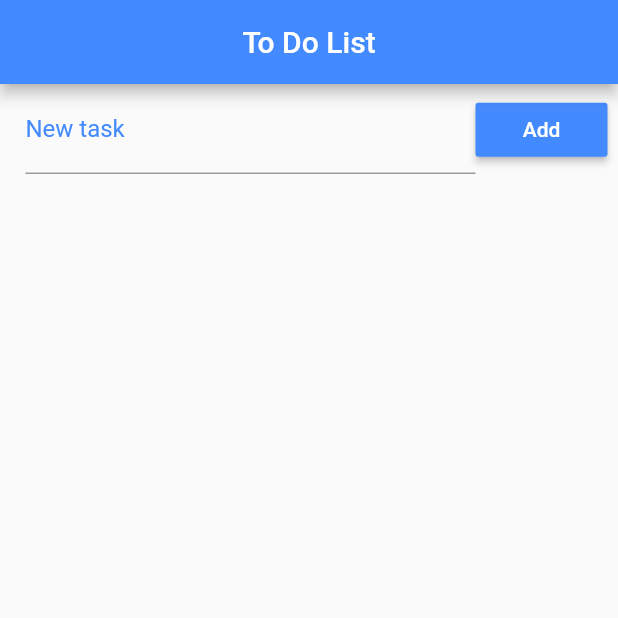
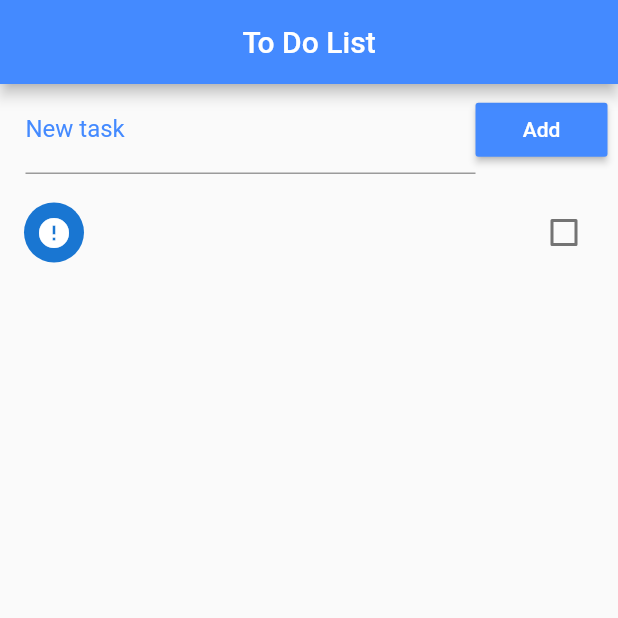
Before and after one commit to Alexz96/todo_list, a Flutter app: the screen it shows after launch, after a tap on "Add", on a phone screen of 412 x 824 dp, the top half of it. Run offline on Flutter 3.47's test engine with Material 2 defaults, Android fonts, the phone set to English and light mode, and no system bars.

Commit message:
Creation of the List and the UI for it. Saving and recovering the info from the list and also saving permanently to the file.

```diff
--- a/lib/main.dart
+++ b/lib/main.dart
@@ -17,7 +17,31 @@ class Home extends StatefulWidget {
 
 class _HomeState extends State<Home> {
 
+  final _toDoController = TextEditingController();
   List _toDoList = [];
+
+
+  @override
+  void initState() {
+    super.initState();
+
+    _readData().then((data) {
+      setState(() {
+        _toDoList = json.decode(data);
+      });
+    });
+  }
+
+  void _addToDo() {
+    setState(() {
+      Map<String, dynamic> newToDo = Map();
+      newToDo["title"] = _toDoController.text;
+      _toDoController.text  ="";
+      newToDo["ok"] = false;
+      _toDoList.add(newToDo);
+      _saveData();
+    });
+  }
 
   @override
   Widget build(BuildContext context) {
@@ -35,6 +59,7 @@ class _HomeState extends State<Home> {
               children: <Widget>[
                 Expanded(
                   child: TextField(
+                    controller: _toDoController,
                     decoration: InputDecoration(
                         labelText: "New task",
                         labelStyle: TextStyle(color: Colors.blueAccent)
@@ -45,10 +70,30 @@ class _HomeState extends State<Home> {
                   color: Colors.blueAccent,
                   child: Text("Add"),
                   textColor: Colors.white,
-                  onPressed: (){},
+                  onPressed: _addToDo,
                 )
               ],
             ),
+          ),
+          Expanded(
+            child: ListView.builder(
+              padding: EdgeInsets.only(top: 10.0),
+              itemCount: _toDoList.length,
+              itemBuilder: (context, index) { // Anonymous function
+                return CheckboxListTile(
+                  title: Text(_toDoList[index]["title"]),
+                  value: _toDoList[index]["ok"],
+                  secondary: CircleAvatar(
+                    child: Icon(_toDoList[index]["ok"] ? // Ternary operation
+                    Icons.check : Icons.error),),
+                  onChanged: (check) {
+                    setState(() {
+                      _toDoList[index]["ok"] = check;
+                      _saveData();
+                    });
+                },
+                );
+              }),
           )
         ],
       ),
```
